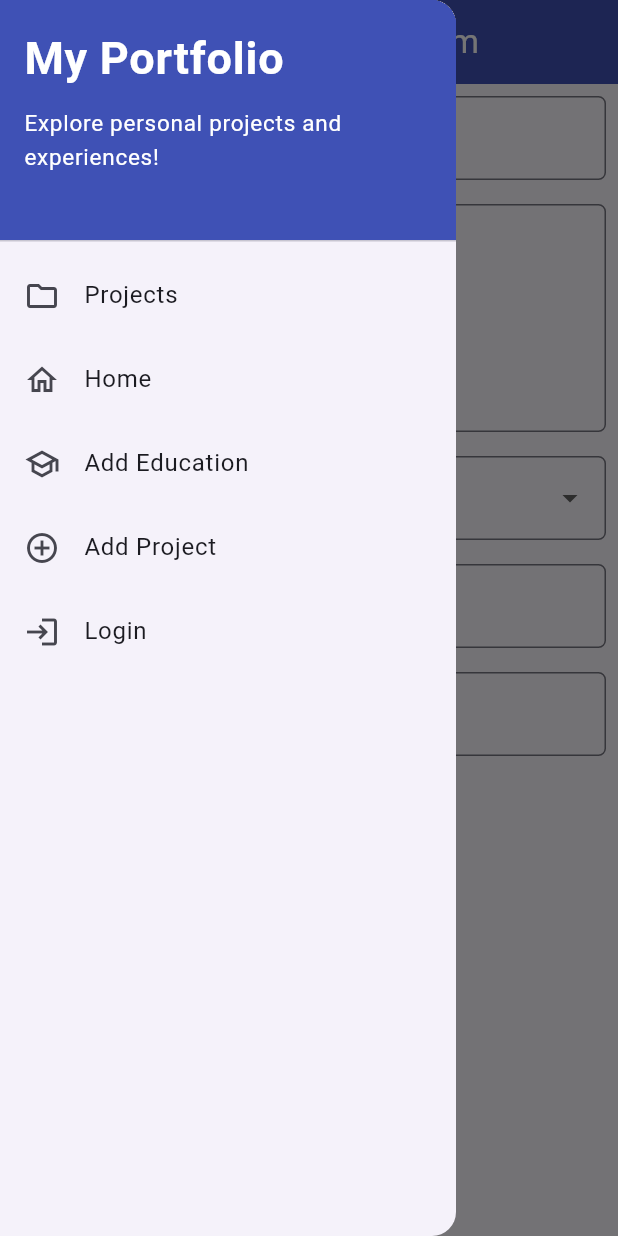
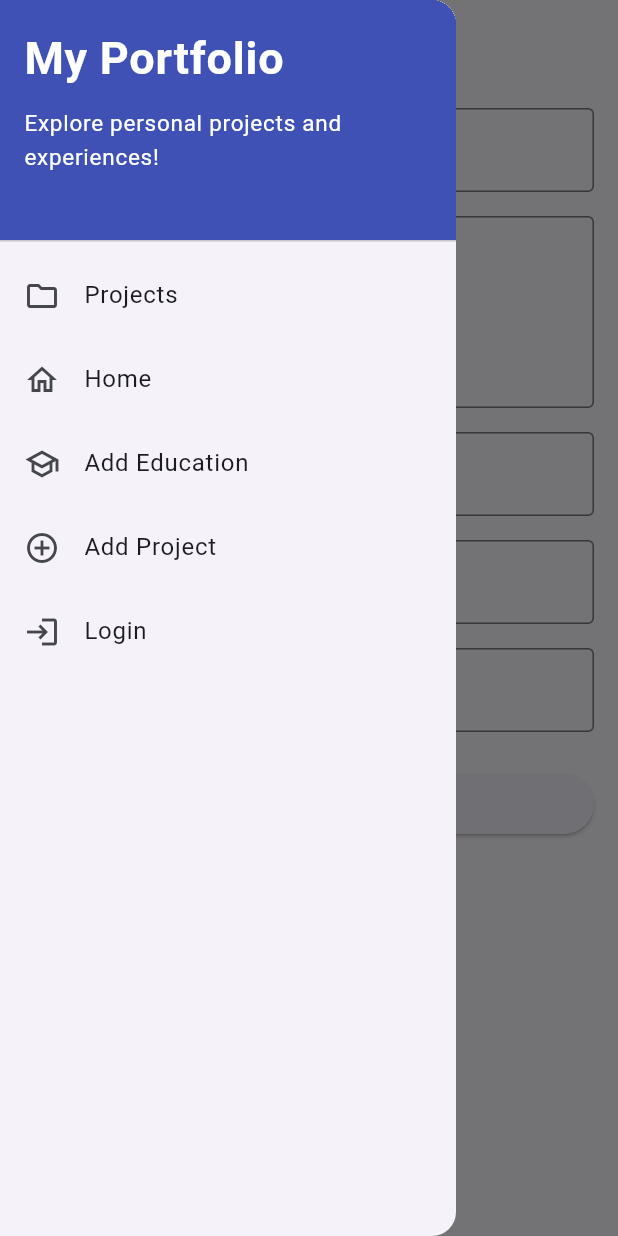
Before and after one commit to ervhinoaryoseto-del/myportofolio_mobile, a Flutter app: the ProjectFormPage screen opened directly, with the side drawer open, on a phone screen of 412 x 824 dp. Run offline on Flutter 3.47's test engine with Material 3 defaults, Android fonts, the phone set to English and light mode, and no system bars; our stand-ins replace material_ui; generated files the repository leaves out were written again; network calls fail.

Commit message:
feat: protect project creation flow

```diff
--- a/lib/models/project.dart
+++ b/lib/models/project.dart
@@ -20,8 +20,13 @@ class Project {
   @JsonKey(includeToJson: false)
   final String? id;
   final String title;
+  @JsonKey(defaultValue: '')
   final String description;
+
+  @JsonKey(defaultValue: '')
   final String techStack;
+
+  @JsonKey(defaultValue: '')
   final String projectUrl;
 
   @JsonKey(defaultValue: '')
--- a/lib/screens/project_form.dart
+++ b/lib/screens/project_form.dart
@@ -1,108 +1,156 @@
 import 'package:material_ui/material_ui.dart';
+import 'package:myportofolio_mobile/models/project.dart';
+import 'package:myportofolio_mobile/services/api_client.dart';
+import 'package:myportofolio_mobile/services/auth_state.dart';
+import 'package:myportofolio_mobile/widgets/auth_guard.dart';
 import 'package:myportofolio_mobile/widgets/left_drawer.dart';
+import 'package:provider/provider.dart';
 
 class ProjectFormPage extends StatefulWidget {
   const ProjectFormPage({super.key});
-
   @override
   State<ProjectFormPage> createState() => _ProjectFormPageState();
 }
 
 class _ProjectFormPageState extends State<ProjectFormPage> {
   final _formKey = GlobalKey<FormState>();
-  String _projectName = '';
-  String _description = '';
-  String _category = 'Web Development';
-  String _technologies = '';
-  String _projectLink = '';
-
-  final List<String> _categories = [
-    'Web Development',
-    'Mobile Development',
-    'Machine Learning',
-    'Data Science',
-    'Other',
-  ];
+  final _title = TextEditingController(),
+      _description = TextEditingController(),
+      _techStack = TextEditingController(),
+      _projectUrl = TextEditingController(),
+      _imageUrl = TextEditingController();
+  bool _submitting = false;
 
   @override
-  Widget build(BuildContext context) {
-    return Scaffold(
-      appBar: AppBar(
-        title: const Center(child: Text('Add Project Form')),
-        backgroundColor: Colors.indigo,
-        foregroundColor: Colors.white,
+  void dispose() {
+    _title.dispose();
+    _description.dispose();
+    _techStack.dispose();
+    _projectUrl.dispose();
+    _imageUrl.dispose();
+    super.dispose();
+  }
+
+  Future<void> _submit() async {
+    if (!_formKey.currentState!.validate()) return;
+    final loggedIn = await ensureLoggedIn(context);
+    if (!mounted || !loggedIn) return;
+    final token = context.read<AuthState>().token;
+    if (token == null) return;
+    setState(() => _submitting = true);
+    try {
+      final project = Project(
+        title: _title.text.trim(),
+        description: _description.text.trim(),
+        techStack: _techStack.text.trim(),
+        projectUrl: _projectUrl.text.trim(),
+        projectImageUrl: _imageUrl.text.trim(),
+      );
+      await context.read<ApiClient>().createProject(project, token: token);
+      if (!mounted) return;
+      await showDialog<void>(
+        context: context,
+        builder: (_) => AlertDialog(
+          title: const Text('Project added'),
+          content: const Text('Project berhasil ditambahkan.'),
+          actions: [
+            TextButton(
+              onPressed: () => Navigator.pop(context),
+              child: const Text('OK'),
             ),
+          ],
+        ),
+      );
+    } on ApiException catch (error) {
+      if (!mounted) return;
+      if (error.statusCode == 401) {
+        await context.read<AuthState>().logout();
+        if (!mounted) return;
+      }
+      if (mounted) {
+        ScaffoldMessenger.of(context).showSnackBar(
+          SnackBar(
+            content: Text('Gagal menambahkan proyek (${error.statusCode})'),
+          ),
+        );
+      }
+    } finally {
+      if (mounted) setState(() => _submitting = false);
+    }
+  }
+
+  String? _required(String? value, String label) =>
+      value == null || value.trim().isEmpty ? '$label wajib diisi' : null;
+  String? _url(String? value) {
+    final error = _required(value, 'Project URL');
+    if (error != null) return error;
+    final uri = Uri.tryParse(value!.trim());
+    return uri == null || !uri.hasScheme || uri.host.isEmpty
+        ? 'Format URL tidak valid'
+        : null;
+  }
+
+  @override
+  Widget build(BuildContext context) => Scaffold(
+    appBar: AppBar(title: const Text('Add Project')),
     drawer: const LeftDrawer(),
     body: Form(
       key: _formKey,
       child: SingleChildScrollView(
+        padding: const EdgeInsets.all(16),
         child: Column(
-            crossAxisAlignment: CrossAxisAlignment.start,
+          crossAxisAlignment: CrossAxisAlignment.stretch,
           children: [
-              Padding(
-                padding: const EdgeInsets.all(8.0),
-                child: TextFormField(
-                  decoration: _decoration('Nama Proyek', 'Nama Proyek'),
-                  onChanged: (value) => setState(() => _projectName = value),
-                  validator: (value) => value == null || value.trim().isEmpty
-                      ? 'Nama proyek tidak boleh kosong!'
-                      : null,
+            TextFormField(
+              controller: _title,
+              decoration: const InputDecoration(
+                labelText: 'Title',
+                border: OutlineInputBorder(),
+              ),
+              validator: (v) => _required(v, 'Title'),
+            ),
+            const SizedBox(height: 16),
+            TextFormField(
+              controller: _description,
+              maxLines: 4,
+              decoration: const InputDecoration(
+                labelText: 'Description',
+                border: OutlineInputBorder(),
+              ),
+              validator: (v) => _required(v, 'Description'),
+            ),
+            const SizedBox(height: 16),
+            TextFormField(
+              controller: _techStack,
+              decoration: const InputDecoration(
+                labelText: 'Tech Stack',
+                border: OutlineInputBorder(),
+              ),
+              validator: (v) => _required(v, 'Tech Stack'),
+            ),
+            const SizedBox(height: 16),
+            TextFormField(
+              controller: _projectUrl,
+              decoration: const InputDecoration(
+                labelText: 'Project URL',
+                border: OutlineInputBorder(),
+              ),
+              validator: _url,
+            ),
+            const SizedBox(height: 16),
+            TextFormField(
+              controller: _imageUrl,
+              decoration: const InputDecoration(
+                labelText: 'Project Image URL (Optional)',
+                border: OutlineInputBorder(),
               ),
             ),
-              Padding(
-                padding: const EdgeInsets.all(8.0),
-                child: TextFormField(
-                  maxLines: 5,
-                  decoration: _decoration('Deskripsi Proyek', 'Deskripsi Proyek'),
-                  onChanged: (value) => setState(() => _description = value),
-                  validator: (value) => value == null || value.trim().isEmpty
-                      ? 'Deskripsi proyek tidak boleh kosong!'
-                      : null,
-                ),
-              ),
-              Padding(
-                padding: const EdgeInsets.all(8.0),
-                child: DropdownButtonFormField<String>(
-                  decoration: _decoration('Kategori Proyek', null),
-                  initialValue: _category,
-                  items: _categories
-                      .map((category) => DropdownMenuItem(
-                            value: category,
-                            child: Text(category),
-                          ))
-                      .toList(),
-                  onChanged: (value) => setState(() => _category = value!),
-                ),
-              ),
-              Padding(
-                padding: const EdgeInsets.all(8.0),
-                child: TextFormField(
-                  decoration: _decoration(
-                    'Teknologi yang Digunakan',
-                    'Contoh: Flutter, Django, Figma',
-                  ),
-                  onChanged: (value) => setState(() => _technologies = value),
-                ),
-              ),
-              Padding(
-                padding: const EdgeInsets.all(8.0),
-                child: TextFormField(
-                  decoration: _decoration('Tautan Proyek', 'URL Proyek (opsional)'),
-                  onChanged: (value) => setState(() => _projectLink = value),
-                ),
-              ),
-              Align(
-                alignment: Alignment.bottomCenter,
-                child: Padding(
-                  padding: const EdgeInsets.all(8.0),
-                  child: ElevatedButton(
-                    style: ButtonStyle(
-                      backgroundColor: WidgetStateProperty.all(Colors.indigo),
-                    ),
-                    onPressed: _saveProject,
-                    child: const Text('Save', style: TextStyle(color: Colors.white)),
-                  ),
-                ),
+            const SizedBox(height: 24),
+            ElevatedButton(
+              onPressed: _submitting ? null : _submit,
+              child: _submitting
+                  ? const CircularProgressIndicator()
+                  : const Text('Save'),
             ),
           ],
         ),
@@ -110,46 +158,3 @@ class _ProjectFormPageState extends State<ProjectFormPage> {
     ),
   );
 }
-
-  InputDecoration _decoration(String label, String? hint) {
-    return InputDecoration(
-      hintText: hint,
-      labelText: label,
-      border: OutlineInputBorder(borderRadius: BorderRadius.circular(5.0)),
-    );
-  }
-
-  void _saveProject() {
-    if (!_formKey.currentState!.validate()) return;
-
-    showDialog(
-      context: context,
-      builder: (context) {
-        return AlertDialog(
-          title: const Text('Proyek berhasil ditambahkan!'),
-          content: SingleChildScrollView(
-            child: Column(
-              crossAxisAlignment: CrossAxisAlignment.start,
-              children: [
-                Text('Nama Proyek: $_projectName'),
-                Text('Deskripsi: $_description'),
-                Text('Kategori: $_category'),
-                Text('Teknologi: $_technologies'),
-                Text('Tautan: $_projectLink'),
-              ],
-            ),
-          ),
-          actions: [
-            TextButton(
-              child: const Text('OK'),
-              onPressed: () {
-                Navigator.pop(context);
-                _formKey.currentState!.reset();
-              },
-            ),
-          ],
-        );
-      },
-    );
-  }
-}
```
Also changed, not shown: lib/screens/menu.dart (+3 -10 lines), lib/widgets/project_card.dart (+17 -3 lines). Lines whose indentation alone changed are shown as unchanged.
